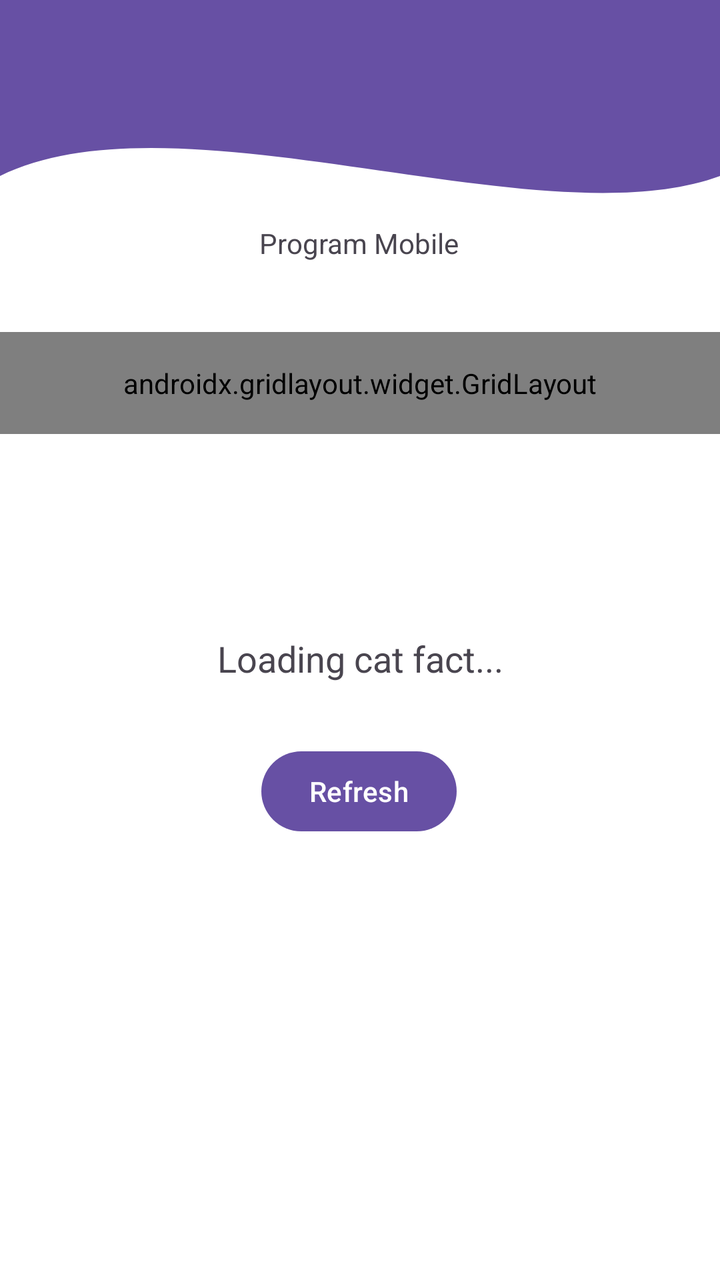
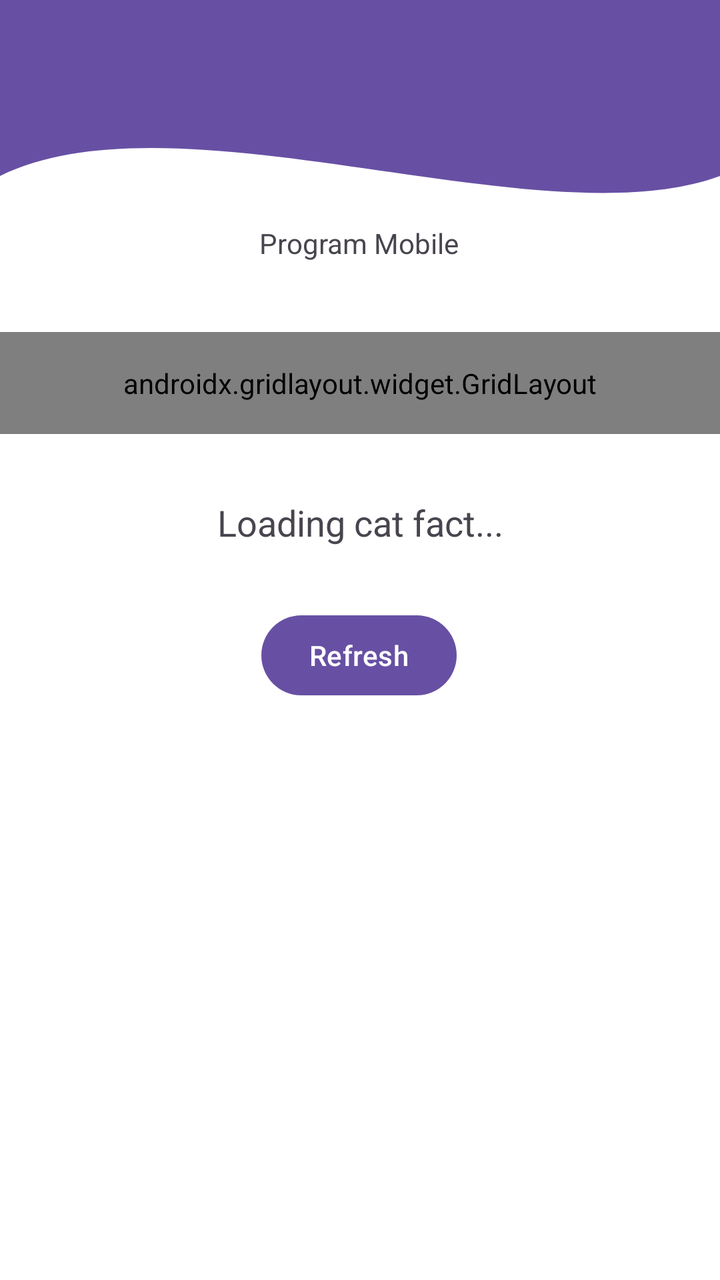

Compare the two renders of this Android layout. The source of the first and the diff that turns it into the second are given below.
<!-- AndroidManifest.xml: application theme Theme.Vania3tie -->
<!-- res/layout/fragment_home.xml -->
<?xml version="1.0" encoding="utf-8"?>
<androidx.constraintlayout.widget.ConstraintLayout xmlns:android="http://schemas.android.com/apk/res/android"
    xmlns:tools="http://schemas.android.com/tools"
    android:layout_width="match_parent"
    android:layout_height="match_parent"
    android:background="@android:color/white"
    xmlns:app="http://schemas.android.com/apk/res-auto"
    tools:context=".HomeFragment.HomeFragment">

    <View
        android:id="@+id/background_header"
        android:layout_width="0dp"
        android:layout_height="220dp"
        android:background="@drawable/bg_header_wave"
        app:layout_constraintStart_toStartOf="parent"
        app:layout_constraintEnd_toEndOf="parent"
        app:layout_constraintTop_toTopOf="parent" />

    <androidx.appcompat.widget.Toolbar
        android:id="@+id/toolbar"
        android:layout_width="match_parent"
        android:layout_height="?attr/actionBarSize"
        android:background="?attr/colorPrimary"
        app:layout_constraintEnd_toEndOf="parent"
        app:layout_constraintStart_toStartOf="parent"
        app:layout_constraintTop_toTopOf="parent"
        app:subtitleTextColor="@android:color/white"
        app:titleTextColor="@android:color/white"
        app:layout_scrollFlags="scroll|enterAlways"/>
    <TextView
        android:id="@+id/textView3"
        android:layout_width="wrap_content"
        android:layout_height="wrap_content"
        android:layout_marginTop="112dp"
        android:text="Program Mobile"
        app:layout_constraintEnd_toEndOf="parent"
        app:layout_constraintHorizontal_bias="0.498"
        app:layout_constraintStart_toStartOf="parent"
        app:layout_constraintTop_toTopOf="parent" />

    <androidx.gridlayout.widget.GridLayout
        android:id="@+id/grid_menu"
        android:layout_width="match_parent"
        android:layout_height="wrap_content"
        android:layout_marginTop="35dp"
        android:padding="16dp"
        app:columnCount="2"
        app:layout_constraintEnd_toEndOf="parent"
        app:layout_constraintStart_toStartOf="parent"
        app:layout_constraintTop_toBottomOf="@+id/textView3"
        app:useDefaultMargins="true">

        <Button
            android:id="@+id/btnToFourth"
            android:layout_width="0dp"
            android:layout_height="wrap_content"
            android:text="Pertemuan 4"
            app:layout_columnWeight="1" />

        <Button
            android:id="@+id/btnToFifth"
            android:layout_width="0dp"
            android:layout_height="wrap_content"
            android:text="Pertemuan 5"
            app:layout_columnWeight="1" />

        <Button
            android:id="@+id/btnToSeven"
            android:layout_width="0dp"
            android:layout_height="wrap_content"
            android:text="Pertemuan 7"
            app:layout_columnWeight="1" />

        <Button
            android:id="@+id/btnToNinth"
            android:layout_width="0dp"
            android:layout_height="wrap_content"
            android:text="Pertemuan 9"
            app:layout_columnWeight="1" />

        <Button
            android:id="@+id/btnToEleventh"
            android:layout_width="0dp"
            android:layout_height="wrap_content"
            android:text="Pertemuan 11"
            app:layout_columnWeight="1" />

        <Button
            android:id="@+id/btnLogout"
            android:layout_width="0dp"
            android:layout_height="wrap_content"
            android:text="Logout"
            app:layout_columnWeight="1" />

    </androidx.gridlayout.widget.GridLayout>

    <TextView
        android:id="@+id/tvCatFact"
        android:layout_width="match_parent"
        android:layout_height="wrap_content"
        android:layout_marginTop="100dp"
        app:layout_constraintTop_toBottomOf="@+id/grid_menu"
        android:gravity="center"
        android:text="Loading cat fact..."
        android:textAlignment="center"
        android:textSize="18sp" />

    <Button
        android:id="@+id/btnRefresh"
        android:layout_width="wrap_content"
        android:layout_height="wrap_content"
        android:layout_marginTop="12dp"
        android:text="Refresh"
        app:layout_constraintBottom_toBottomOf="parent"
        app:layout_constraintEnd_toEndOf="parent"
        app:layout_constraintHorizontal_bias="0.498"
        app:layout_constraintStart_toStartOf="parent"
        app:layout_constraintTop_toBottomOf="@+id/tvCatFact"
        app:layout_constraintVertical_bias="0.077" />

</androidx.constraintlayout.widget.ConstraintLayout>
<!-- resources referenced by this layout -->
<resources>
  <!-- drawable bg_header_wave (drawable) -->
  <vector xmlns:android="http://schemas.android.com/apk/res/android"
      android:width="100dp"
      android:height="100dp"
      android:viewportWidth="100"
      android:viewportHeight="100">
  
      <path
          android:fillColor="?attr/colorPrimary"
          android:pathData="
              M0,0
              L100,0
              L100,40
              C 75,55
                25,20
                0,40
              Z" />
  </vector>
  <style name="Theme.Vania3tie" parent="Base.Theme.Vania3tie" />
  <style name="Base.Theme.Vania3tie" parent="Theme.Material3.DayNight.NoActionBar">
          
          
      </style>
</resources>

<!-- the commit's change to res/layout/fragment_home.xml (unified diff, before → after) -->
@@ -98,12 +98,13 @@
         android:id="@+id/tvCatFact"
         android:layout_width="match_parent"
         android:layout_height="wrap_content"
-        android:layout_marginTop="100dp"
-        app:layout_constraintTop_toBottomOf="@+id/grid_menu"
+        android:layout_marginTop="32dp"
         android:gravity="center"
         android:text="Loading cat fact..."
         android:textAlignment="center"
-        android:textSize="18sp" />
+        android:textSize="18sp"
+        app:layout_constraintTop_toBottomOf="@+id/grid_menu"
+        tools:layout_editor_absoluteX="0dp" />
 
     <Button
         android:id="@+id/btnRefresh"
@@ -116,6 +117,17 @@
         app:layout_constraintHorizontal_bias="0.498"
         app:layout_constraintStart_toStartOf="parent"
         app:layout_constraintTop_toBottomOf="@+id/tvCatFact"
-        app:layout_constraintVertical_bias="0.077" />
+        app:layout_constraintVertical_bias="0.06" />
+
+    <androidx.recyclerview.widget.RecyclerView
+        android:id="@+id/rvGallery"
+        android:layout_width="match_parent"
+        android:layout_height="0dp"
+        android:layout_marginTop="8dp"
+        android:padding="8dp"
+        app:layout_constraintBottom_toBottomOf="parent"
+        app:layout_constraintEnd_toEndOf="parent"
+        app:layout_constraintStart_toStartOf="parent"
+        app:layout_constraintTop_toBottomOf="@+id/btnRefresh" />
 
 </androidx.constraintlayout.widget.ConstraintLayout>
